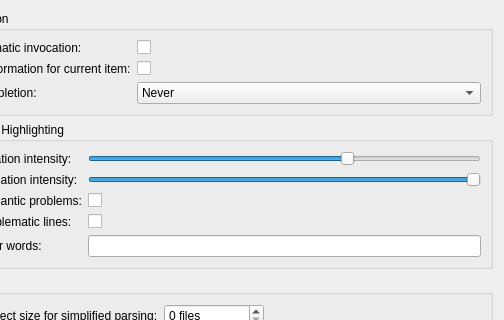
This is shell/settings/ccsettings.ui in KDE/kdevelop as Qt 5 draws it before an edit; both pictures show x 95 to 599 and y 0 to 320 of the 599 by 592 pixel window. The edited form follows.
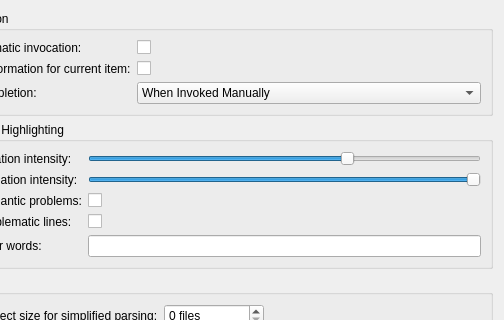
This is the edited form.

```diff
--- a/shell/settings/ccsettings.ui
+++ b/shell/settings/ccsettings.ui
@@ -42,6 +42,9 @@
         <property name="toolTip">
          <string>&lt;p&gt;The code completion UI has a minimal mode and a detailed mode.&lt;br&gt;Choose in what cases full code completion will be displayed.&lt;/p&gt;</string>
         </property>
+        <property name="currentIndex">
+         <number>1</number>
+        </property>
         <item>
          <property name="text">
           <string>Never</string>
```
Left out of the diff: 6 changed lines with no effect on the pictures.
